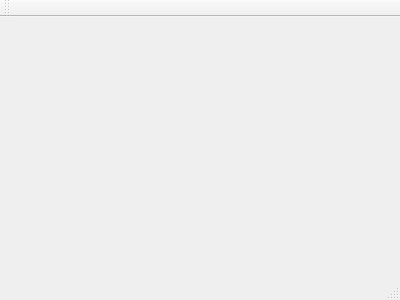
First picture: the form in mainwindow.ui, repository vivekvpandya/ChatClient, before the edit.
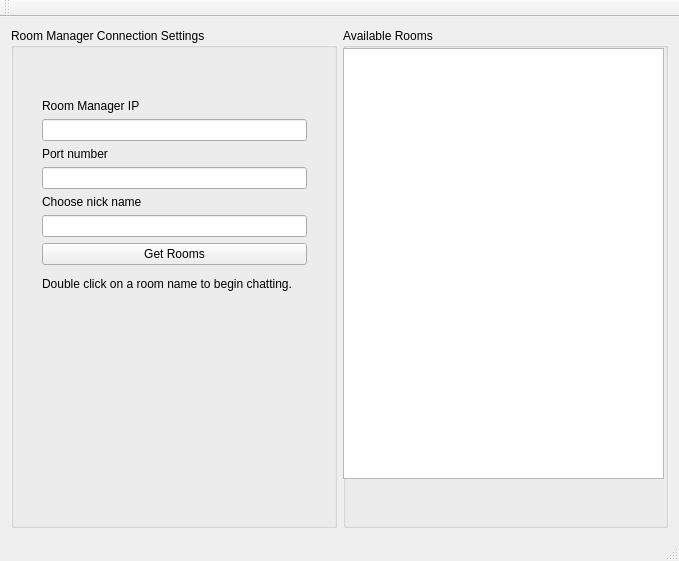
Second picture: the form after the edit.

Commit message: Changes till join and leave room.`

```diff
--- a/mainwindow.ui
+++ b/mainwindow.ui
@@ -1,24 +1,126 @@
 <ui version="4.0">
  <class>MainWindow</class>
- <widget class="QMainWindow" name="MainWindow" >
-  <property name="geometry" >
+ <widget class="QMainWindow" name="MainWindow">
+  <property name="geometry">
    <rect>
     <x>0</x>
     <y>0</y>
-    <width>400</width>
-    <height>300</height>
+    <width>679</width>
+    <height>561</height>
    </rect>
   </property>
   <property name="windowTitle" >
    <string>MainWindow</string>
   </property>
-  <widget class="QMenuBar" name="menuBar" />
-  <widget class="QToolBar" name="mainToolBar" />
-  <widget class="QWidget" name="centralWidget" />
-  <widget class="QStatusBar" name="statusBar" />
+  <widget class="QWidget" name="centralWidget">
+   <layout class="QGridLayout" name="gridLayout">
+    <item row="0" column="0">
+     <widget class="QGroupBox" name="groupBox">
+      <property name="title">
+       <string>Room Manager Connection Settings</string>
+      </property>
+      <widget class="QWidget" name="">
+       <property name="geometry">
+        <rect>
+         <x>20</x>
+         <y>60</y>
+         <width>287</width>
+         <height>220</height>
+        </rect>
+       </property>
+       <layout class="QVBoxLayout" name="verticalLayout_2">
+        <item>
+         <layout class="QVBoxLayout" name="verticalLayout">
+          <item>
+           <widget class="QLabel" name="label">
+            <property name="text">
+             <string>Room Manager IP</string>
+            </property>
+           </widget>
+          </item>
+          <item>
+           <widget class="QLineEdit" name="hostAddress"/>
+          </item>
+          <item>
+           <widget class="QLabel" name="label_2">
+            <property name="text">
+             <string>Port number</string>
+            </property>
+           </widget>
+          </item>
+          <item>
+           <widget class="QLineEdit" name="portNum"/>
+          </item>
+          <item>
+           <widget class="QLabel" name="label_4">
+            <property name="text">
+             <string>Choose nick name</string>
+            </property>
+           </widget>
+          </item>
+          <item>
+           <widget class="QLineEdit" name="nickName"/>
+          </item>
+          <item>
+           <widget class="QPushButton" name="connectBtn">
+            <property name="text">
+             <string>Get Rooms</string>
+            </property>
+           </widget>
+          </item>
+         </layout>
+        </item>
+        <item>
+         <widget class="QLabel" name="label_3">
+          <property name="text">
+           <string>Double click on a room name to begin chatting.</string>
+          </property>
+         </widget>
+        </item>
+       </layout>
+      </widget>
+     </widget>
+    </item>
+    <item row="0" column="1">
+     <widget class="QGroupBox" name="groupBox_2">
+      <property name="title">
+       <string>Available Rooms</string>
+      </property>
+      <widget class="QListWidget" name="roomList">
+       <property name="geometry">
+        <rect>
+         <x>0</x>
+         <y>20</y>
+         <width>321</width>
+         <height>431</height>
+        </rect>
+       </property>
+      </widget>
+     </widget>
+    </item>
+   </layout>
+  </widget>
+  <widget class="QMenuBar" name="menuBar">
+   <property name="geometry">
+    <rect>
+     <x>0</x>
+     <y>0</y>
+     <width>679</width>
+     <height>22</height>
+    </rect>
+   </property>
+  </widget>
+  <widget class="QToolBar" name="mainToolBar">
+   <attribute name="toolBarArea">
+    <enum>TopToolBarArea</enum>
+   </attribute>
+   <attribute name="toolBarBreak">
+    <bool>false</bool>
+   </attribute>
+  </widget>
+  <widget class="QStatusBar" name="statusBar"/>
  </widget>
- <layoutDefault spacing="6" margin="11" />
- <pixmapfunction></pixmapfunction>
+ <layoutdefault spacing="6" margin="11"/>
  <resources/>
  <connections/>
 </ui>
```
Left out of the diff: 3 changed lines with no effect on the pictures. The commit also changes 7 other files.
